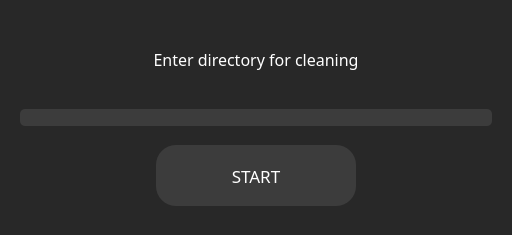
This is design.ui in TimNekk/auto-cleaner as Qt 5 draws it before an edit. The edited form follows.
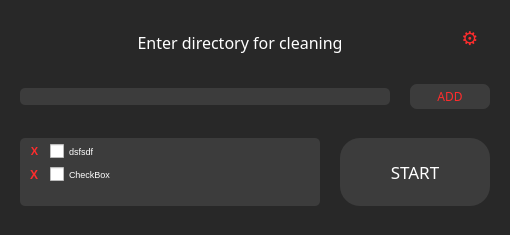
This is the edited form.

What changed in the file:
```diff
--- a/design.ui
+++ b/design.ui
@@ -6,7 +6,7 @@
    <rect>
     <x>0</x>
     <y>0</y>
-    <width>512</width>
+    <width>510</width>
     <height>235</height>
    </rect>
   </property>
@@ -24,8 +24,8 @@
   </property>
   <property name="maximumSize">
    <size>
-    <width>700</width>
-    <height>400</height>
+    <width>510</width>
+    <height>235</height>
    </size>
   </property>
   <property name="font">
@@ -42,29 +42,43 @@
 	color: white;
 }
 
-.QMainWindow {
+.QMainWindow, QScrollArea {
 	background-color: rgb(40, 40, 40);
+	border: none;
 }
 
-.QLabel {
-}
-
-.QLineEdit {
+.QLineEdit, #scrollAreaWidgetContents {
 	background-color: rgb(60, 60, 60);
 	border-radius: 5px;
 	padding: 0 6;
 }
 
 .QPushButton {
-	border-radius: 20px;
+	border-radius: 7px;
 	background-color: rgb(60, 60, 60);
 	transition-duration: 1s;
+	padding: 0 5;
+	color: rgb(255, 44, 44);
 }
 
 .QPushButton:hover {
 	background-color: rgb(50, 50, 50);
 }
-</string>
+
+#clearButton {
+	color: white;
+	border-radius: 20px;
+}
+
+QMenuBar {
+	background-color: rgb(40, 40, 40);
+}
+
+#settingsButton {
+	background-color: none;
+	margin-top: -7px;
+	margin-left: -10px;
+}</string>
   </property>
   <widget class="QWidget" name="centralWidget">
    <property name="sizePolicy">
@@ -78,7 +92,7 @@
    </property>
    <layout class="QVBoxLayout" name="verticalLayout">
     <property name="spacing">
-     <number>10</number>
+     <number>20</number>
     </property>
     <property name="leftMargin">
      <number>20</number>
@@ -91,9 +105,29 @@
     </property>
     <property name="bottomMargin">
      <number>20</number>
+    </property>
+    <item>
+     <layout class="QHBoxLayout" name="topWidget">
+      <property name="spacing">
+       <number>0</number>
+      </property>
+      <property name="bottomMargin">
+       <number>0</number>
     </property>
     <item>
      <widget class="QLabel" name="mainLabel">
+        <property name="sizePolicy">
+         <sizepolicy hsizetype="Preferred" vsizetype="Fixed">
+          <horstretch>0</horstretch>
+          <verstretch>0</verstretch>
+         </sizepolicy>
+        </property>
+        <property name="minimumSize">
+         <size>
+          <width>0</width>
+          <height>30</height>
+         </size>
+        </property>
       <property name="font">
        <font>
         <family>8BIT WONDER</family>
@@ -120,9 +154,46 @@
      </widget>
     </item>
     <item>
+       <widget class="QPushButton" name="settingsButton">
+        <property name="sizePolicy">
+         <sizepolicy hsizetype="Preferred" vsizetype="Preferred">
+          <horstretch>0</horstretch>
+          <verstretch>0</verstretch>
+         </sizepolicy>
+        </property>
+        <property name="minimumSize">
+         <size>
+          <width>30</width>
+          <height>0</height>
+         </size>
+        </property>
+        <property name="maximumSize">
+         <size>
+          <width>20</width>
+          <height>16777215</height>
+         </size>
+        </property>
+        <property name="font">
+         <font>
+          <pointsize>14</pointsize>
+         </font>
+        </property>
+        <property name="text">
+         <string>⚙</string>
+        </property>
+       </widget>
+      </item>
+     </layout>
+    </item>
+    <item>
+     <layout class="QHBoxLayout" name="middleWidget">
+      <property name="spacing">
+       <number>20</number>
+      </property>
+      <item>
      <widget class="QLineEdit" name="dirLineEdit">
       <property name="sizePolicy">
-       <sizepolicy hsizetype="Preferred" vsizetype="Maximum">
+         <sizepolicy hsizetype="Minimum" vsizetype="Maximum">
         <horstretch>0</horstretch>
         <verstretch>0</verstretch>
        </sizepolicy>
@@ -136,6 +207,35 @@
      </widget>
     </item>
     <item>
+       <widget class="QPushButton" name="addButton">
+        <property name="sizePolicy">
+         <sizepolicy hsizetype="Fixed" vsizetype="Fixed">
+          <horstretch>0</horstretch>
+          <verstretch>0</verstretch>
+         </sizepolicy>
+        </property>
+        <property name="minimumSize">
+         <size>
+          <width>80</width>
+          <height>25</height>
+         </size>
+        </property>
+        <property name="font">
+         <font>
+          <family>8BIT WONDER</family>
+         </font>
+        </property>
+        <property name="text">
+         <string>ADD</string>
+        </property>
+        <property name="autoDefault">
+         <bool>false</bool>
+        </property>
+       </widget>
+      </item>
+     </layout>
+    </item>
+    <item>
      <widget class="QWidget" name="bottomWidget" native="true">
       <property name="sizePolicy">
        <sizepolicy hsizetype="Preferred" vsizetype="Maximum">
@@ -153,6 +253,121 @@
        <string notr="true"/>
       </property>
       <layout class="QHBoxLayout" name="horizontalLayout">
+       <property name="spacing">
+        <number>20</number>
+       </property>
+       <property name="leftMargin">
+        <number>0</number>
+       </property>
+       <property name="rightMargin">
+        <number>0</number>
+       </property>
+       <item>
+        <widget class="QScrollArea" name="scrollArea">
+         <property name="widgetResizable">
+          <bool>true</bool>
+         </property>
+         <widget class="QWidget" name="scrollAreaWidgetContents">
+          <property name="geometry">
+           <rect>
+            <x>0</x>
+            <y>0</y>
+            <width>300</width>
+            <height>69</height>
+           </rect>
+          </property>
+          <layout class="QFormLayout" name="formLayout">
+           <property name="leftMargin">
+            <number>5</number>
+           </property>
+           <property name="topMargin">
+            <number>5</number>
+           </property>
+           <property name="rightMargin">
+            <number>5</number>
+           </property>
+           <property name="bottomMargin">
+            <number>5</number>
+           </property>
+           <item row="0" column="0">
+            <widget class="QPushButton" name="xButton_1">
+             <property name="sizePolicy">
+              <sizepolicy hsizetype="Preferred" vsizetype="Preferred">
+               <horstretch>0</horstretch>
+               <verstretch>0</verstretch>
+              </sizepolicy>
+             </property>
+             <property name="minimumSize">
+              <size>
+               <width>0</width>
+               <height>0</height>
+              </size>
+             </property>
+             <property name="font">
+              <font>
+               <pointsize>8</pointsize>
+               <weight>75</weight>
+               <bold>true</bold>
+              </font>
+             </property>
+             <property name="text">
+              <string>X</string>
+             </property>
+            </widget>
+           </item>
+           <item row="0" column="1">
+            <widget class="QCheckBox" name="checkBox_1">
+             <property name="sizePolicy">
+              <sizepolicy hsizetype="Expanding" vsizetype="Preferred">
+               <horstretch>0</horstretch>
+               <verstretch>0</verstretch>
+              </sizepolicy>
+             </property>
+             <property name="font">
+              <font>
+               <pointsize>7</pointsize>
+              </font>
+             </property>
+             <property name="text">
+              <string>dsfsdf</string>
+             </property>
+            </widget>
+           </item>
+           <item row="1" column="0">
+            <widget class="QPushButton" name="xButton_2">
+             <property name="sizePolicy">
+              <sizepolicy hsizetype="Preferred" vsizetype="Preferred">
+               <horstretch>0</horstretch>
+               <verstretch>0</verstretch>
+              </sizepolicy>
+             </property>
+             <property name="font">
+              <font>
+               <weight>75</weight>
+               <bold>true</bold>
+              </font>
+             </property>
+             <property name="text">
+              <string>X</string>
+             </property>
+            </widget>
+           </item>
+           <item row="1" column="1">
+            <widget class="QCheckBox" name="checkBox_2">
+             <property name="font">
+              <font>
+               <pointsize>7</pointsize>
+              </font>
+             </property>
+             <property name="text">
+              <string>CheckBox</string>
+             </property>
+            </widget>
+           </item>
+          </layout>
+         </widget>
+        </widget>
+       </item>
        <item>
         <widget class="QPushButton" name="clearButton">
          <property name="sizePolicy">
@@ -163,7 +378,7 @@
          </property>
          <property name="minimumSize">
           <size>
-           <width>200</width>
+           <width>150</width>
            <height>0</height>
           </size>
          </property>
```
Left out of the diff: 9 changed lines with no effect on the pictures. Lines whose indentation alone changed are shown as unchanged.
